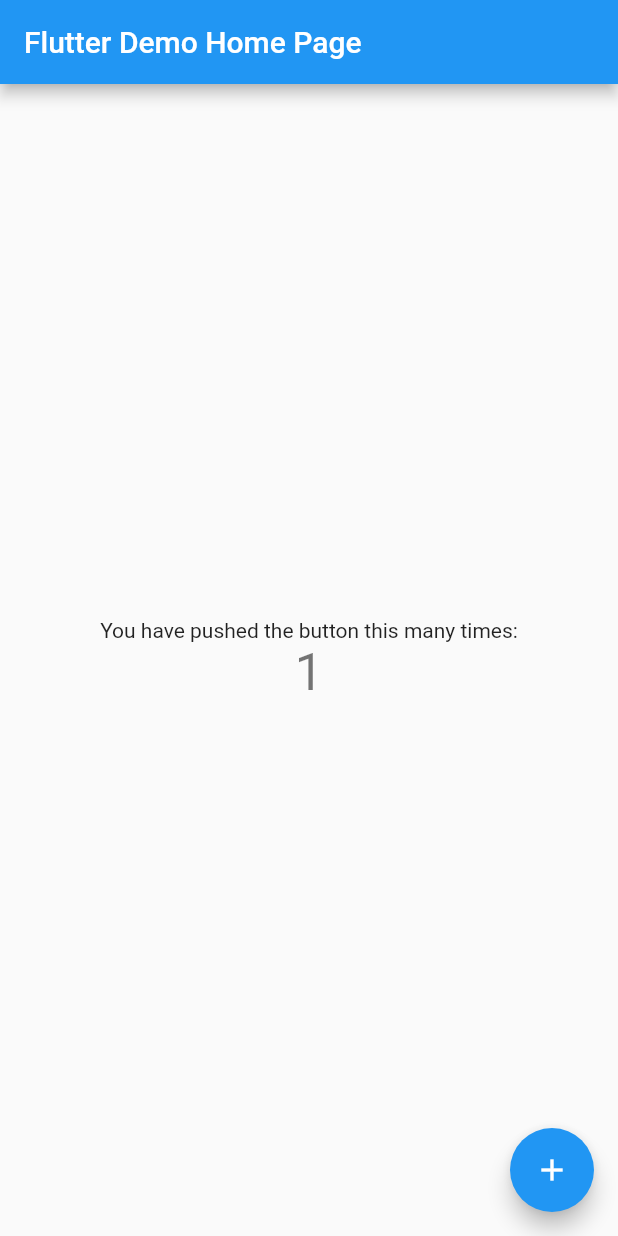
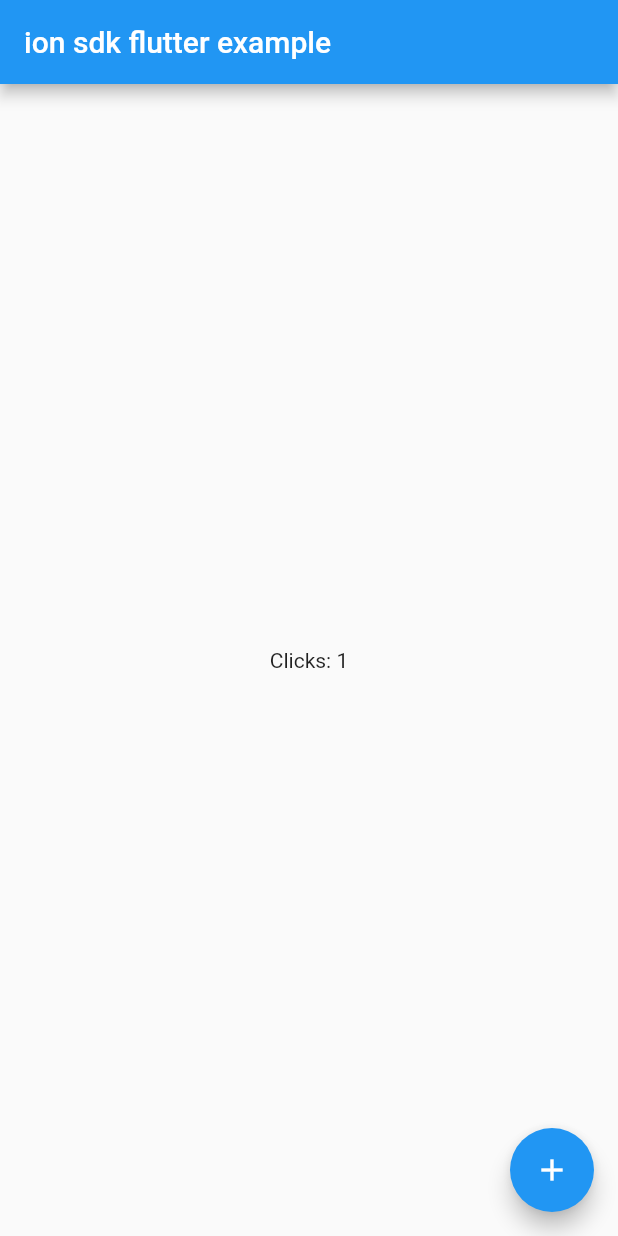
Before and after one commit to ionorg/ion-sdk-flutter, a Flutter app: the screen it shows after launch, after a tap on the "add" icon, on a phone screen of 412 x 824 dp. Run offline on Flutter 3.47's test engine with Material 2 defaults, Android fonts, the phone set to English and light mode, and no system bars; our stand-ins replace get; missing offline and left inert: dart:html, events2, flutter_webrtc, sdp_transform.

Commit message:
Simplified example code.

```diff
--- a/example/lib/main.dart
+++ b/example/lib/main.dart
@@ -1,117 +1,21 @@
 import 'package:flutter/material.dart';
+import 'package:get/get.dart';
 
 void main() {
-  runApp(MyApp());
+  runApp(GetMaterialApp(
+    home: Home(),
+  ));
 }
 
-class MyApp extends StatelessWidget {
-  // This widget is the root of your application.
+class Home extends StatelessWidget {
+  var count = 0.obs;
   @override
-  Widget build(BuildContext context) {
-    return MaterialApp(
-      title: 'Flutter Demo',
-      theme: ThemeData(
-        // This is the theme of your application.
-        //
-        // Try running your application with "flutter run". You'll see the
-        // application has a blue toolbar. Then, without quitting the app, try
-        // changing the primarySwatch below to Colors.green and then invoke
-        // "hot reload" (press "r" in the console where you ran "flutter run",
-        // or simply save your changes to "hot reload" in a Flutter IDE).
-        // Notice that the counter didn't reset back to zero; the application
-        // is not restarted.
-        primarySwatch: Colors.blue,
-        // This makes the visual density adapt to the platform that you run
-        // the app on. For desktop platforms, the controls will be smaller and
-        // closer together (more dense) than on mobile platforms.
-        visualDensity: VisualDensity.adaptivePlatformDensity,
-      ),
-      home: MyHomePage(title: 'Flutter Demo Home Page'),
-    );
-  }
+  Widget build(context) => Scaffold(
+      appBar: AppBar(title: Text("ion sdk flutter example")),
+      body: Center(child: Obx(() => Text("Clicks: ${count.string}"))),
+      floatingActionButton: FloatingActionButton(
+          child: Icon(Icons.add),
+          onPressed: () {
+            count.value++;
+          }));
 }
-
-class MyHomePage extends StatefulWidget {
-  MyHomePage({Key key, this.title}) : super(key: key);
-
-  // This widget is the home page of your application. It is stateful, meaning
-  // that it has a State object (defined below) that contains fields that affect
-  // how it looks.
-
-  // This class is the configuration for the state. It holds the values (in this
-  // case the title) provided by the parent (in this case the App widget) and
-  // used by the build method of the State. Fields in a Widget subclass are
-  // always marked "final".
-
-  final String title;
-
-  @override
-  _MyHomePageState createState() => _MyHomePageState();
-}
-
-class _MyHomePageState extends State<MyHomePage> {
-  int _counter = 0;
-
-  void _incrementCounter() {
-    setState(() {
-      // This call to setState tells the Flutter framework that something has
-      // changed in this State, which causes it to rerun the build method below
-      // so that the display can reflect the updated values. If we changed
-      // _counter without calling setState(), then the build method would not be
-      // called again, and so nothing would appear to happen.
-      _counter++;
-    });
-  }
-
-  @override
-  Widget build(BuildContext context) {
-    // This method is rerun every time setState is called, for instance as done
-    // by the _incrementCounter method above.
-    //
-    // The Flutter framework has been optimized to make rerunning build methods
-    // fast, so that you can just rebuild anything that needs updating rather
-    // than having to individually change instances of widgets.
-    return Scaffold(
-      appBar: AppBar(
-        // Here we take the value from the MyHomePage object that was created by
-        // the App.build method, and use it to set our appbar title.
-        title: Text(widget.title),
-      ),
-      body: Center(
-        // Center is a layout widget. It takes a single child and positions it
-        // in the middle of the parent.
-        child: Column(
-          // Column is also a layout widget. It takes a list of children and
-          // arranges them vertically. By default, it sizes itself to fit its
-          // children horizontally, and tries to be as tall as its parent.
-          //
-          // Invoke "debug painting" (press "p" in the console, choose the
-          // "Toggle Debug Paint" action from the Flutter Inspector in Android
-          // Studio, or the "Toggle Debug Paint" command in Visual Studio Code)
-          // to see the wireframe for each widget.
-          //
-          // Column has various properties to control how it sizes itself and
-          // how it positions its children. Here we use mainAxisAlignment to
-          // center the children vertically; the main axis here is the vertical
-          // axis because Columns are vertical (the cross axis would be
-          // horizontal).
-          mainAxisAlignment: MainAxisAlignment.center,
-          children: <Widget>[
-            Text(
-              'You have pushed the button this many times:',
-            ),
-            Text(
-              '$_counter',
-              style: Theme.of(context).textTheme.headline4,
-            ),
-          ],
-        ),
-      ),
-      floatingActionButton: FloatingActionButton(
-        onPressed: _incrementCounter,
-        tooltip: 'Increment',
-        child: Icon(Icons.add),
-      ), // This trailing comma makes auto-formatting nicer for build methods.
-    );
-  }
-}
```
Also changed, not shown: example/pubspec.yaml (+1 -50 lines).
